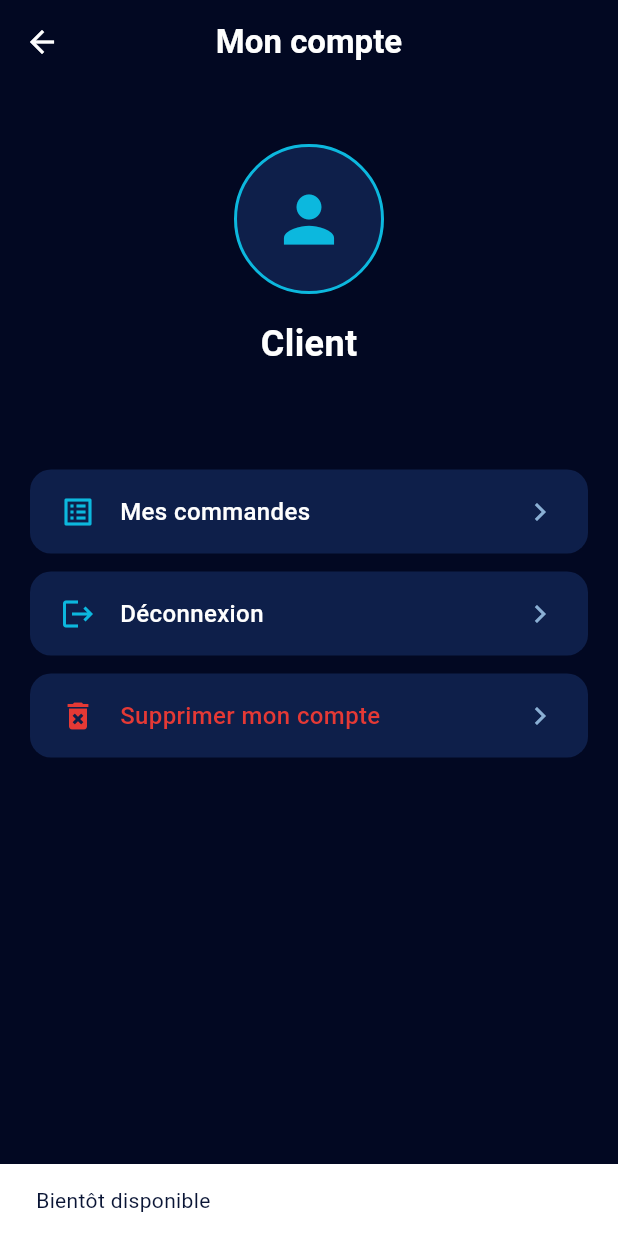
After one commit to FayeDaouda/dem-delivery-app, a Flutter app: the ClientProfileScreen screen opened by its route, after a tap on "Mes commandes", on a phone screen of 412 x 824 dp. The commit adds this screen. Run offline on Flutter 3.47's test engine with Material 3 defaults, Android fonts, the phone set to English and light mode, and no system bars; our stand-ins replace dio, flutter_map, go_router, latlong2, pin_code_fields, shared_preferences; accounts and stored records are empty; network calls fail; project files that could hold a hidden picture were left out.

Commit message:
feat: Ajout de profil Client

```diff
--- a/lib/core/router/app_router.dart
+++ b/lib/core/router/app_router.dart
@@ -6,6 +6,7 @@ import '../../features/auth/driver_onboarding_screen.dart';
 import '../../features/home_client/home_client_screen.dart';
 import '../../features/home_driver/home_driver_screen.dart';
 import '../../features/home_driver_thiak/home_driver_thiak_screen.dart';
+import '../../features/client_profile/client_profile_screen.dart';
 import '../../features/splash/splash_screen.dart';
 
 final appRouter = GoRouter(
@@ -45,6 +46,10 @@ final appRouter = GoRouter(
       path: '/client/home',
       builder: (context, state) => const HomeClientScreen(),
     ),
+    GoRoute(
+      path: '/client/profile',
+      builder: (context, state) => const ClientProfileScreen(),
+    ),
 
     // ── Driver Livraison (moto) ──
     GoRoute(
--- /dev/null
+++ b/lib/features/client_profile/client_profile_screen.dart
@@ -0,0 +1,197 @@
+import 'package:flutter/material.dart';
+import 'package:go_router/go_router.dart';
+import '../../core/storage/auth_storage.dart';
+import '../../core/theme/app_theme.dart';
+import '../../core/api/api_client.dart';
+
+class ClientProfileScreen extends StatefulWidget {
+  const ClientProfileScreen({super.key});
+
+  @override
+  State<ClientProfileScreen> createState() => _ClientProfileScreenState();
+}
+
+class _ClientProfileScreenState extends State<ClientProfileScreen> {
+  Map<String, dynamic>? _user;
+  bool _isLoading = false;
+
+  @override
+  void initState() {
+    super.initState();
+    _loadUser();
+    _fetchProfile();
+  }
+
+  Future<void> _loadUser() async {
+    final user = await AuthStorage.getUser();
+    if (mounted) setState(() => _user = user);
+  }
+
+  Future<void> _fetchProfile() async {
+    try {
+      final response = await ApiClient.dio.get('/users/me');
+      if (response.statusCode == 200) {
+        final userData = response.data['data'] ?? response.data;
+        await AuthStorage.saveUser(userData);
+        if (mounted) setState(() => _user = userData);
+      }
+    } catch (e) {
+      // Ignorer l'erreur pour l'instant si l'utilisateur peut toujours se déconnecter
+    }
+  }
+
+  Future<void> _handleLogout() async {
+    await AuthStorage.clear();
+    if (mounted) context.go('/phone');
+  }
+
+  Future<void> _handleDeleteAccount() async {
+    final confirm = await showDialog<bool>(
+      context: context,
+      builder: (context) => AlertDialog(
+        backgroundColor: AppColors.surface,
+        title: const Text('Supprimer mon compte ?', style: TextStyle(color: AppColors.textPrimary)),
+        content: const Text(
+          'Cette action est irréversible. Toutes vos données seront effacées.',
+          style: TextStyle(color: AppColors.textSecondary),
+        ),
+        actions: [
+          TextButton(
+            onPressed: () => Navigator.pop(context, false),
+            child: const Text('Annuler', style: TextStyle(color: AppColors.primary)),
+          ),
+          TextButton(
+             onPressed: () => Navigator.pop(context, true),
+             child: const Text('Supprimer', style: TextStyle(color: AppColors.error)),
+          ),
+        ],
+      ),
+    );
+
+    if (confirm != true) return;
+
+    if (mounted) setState(() => _isLoading = true);
+
+    try {
+      await ApiClient.dio.delete('/users/me');
+    } catch (e) {
+      // Si on échoue à appeler l'API, on avertit l'utilisateur, mais on peut quand même le déconnecter
+      if (mounted) {
+        ScaffoldMessenger.of(context).showSnackBar(
+          SnackBar(content: Text('Erreur: $e', style: const TextStyle(color: Colors.white))),
+        );
+      }
+    } finally {
+      await AuthStorage.clear();
+      if (mounted) context.go('/phone');
+    }
+  }
+
+  @override
+  Widget build(BuildContext context) {
+    return Scaffold(
+      appBar: AppBar(
+        title: const Text('Mon compte', style: TextStyle(fontWeight: FontWeight.w600)),
+        leading: IconButton(
+          icon: const Icon(Icons.arrow_back),
+          onPressed: () => context.go('/client/home'),
+        ),
+      ),
+      body: _isLoading
+          ? const Center(child: CircularProgressIndicator(color: AppColors.primary))
+          : SingleChildScrollView(
+              padding: const EdgeInsets.all(20),
+              child: Column(
+                crossAxisAlignment: CrossAxisAlignment.center,
+                children: [
+                  const SizedBox(height: 20),
+                  // Profil Info
+                  Container(
+                    width: 100,
+                    height: 100,
+                    decoration: BoxDecoration(
+                      color: AppColors.card,
+                      shape: BoxShape.circle,
+                      border: Border.all(color: AppColors.primary, width: 2),
+                    ),
+                    child: const Icon(Icons.person, size: 50, color: AppColors.primary),
+                  ),
+                  const SizedBox(height: 16),
+                  Text(
+                    _user?['name'] ?? _user?['firstName'] ?? 'Client',
+                    style: const TextStyle(
+                      color: AppColors.textPrimary,
+                      fontSize: 24,
+                      fontWeight: FontWeight.bold,
+                    ),
+                  ),
+                  const SizedBox(height: 4),
+                  Text(
+                    _user?['phone'] ?? '',
+                    style: const TextStyle(color: AppColors.textSecondary, fontSize: 16),
+                  ),
+                  const SizedBox(height: 40),
+
+                  // Menu
+                  _buildMenuItem(
+                    icon: Icons.list_alt,
+                    title: 'Mes commandes',
+                    onTap: () {
+                      // context.push('/orders/my');
+                      ScaffoldMessenger.of(context).showSnackBar(
+                        const SnackBar(content: Text('Bientôt disponible')),
+                      );
+                    },
+                  ),
+                  const SizedBox(height: 12),
+                  _buildMenuItem(
+                    icon: Icons.logout,
+                    title: 'Déconnexion',
+                    onTap: _handleLogout,
+                  ),
+                  const SizedBox(height: 12),
+                  _buildMenuItem(
+                    icon: Icons.delete_forever,
+                    title: 'Supprimer mon compte',
+                    titleColor: AppColors.error,
+                    iconColor: AppColors.error,
+                    onTap: _handleDeleteAccount,
+                  ),
+                ],
+              ),
+            ),
+    );
+  }
+
+  Widget _buildMenuItem({
+    required IconData icon,
+    required String title,
+    required VoidCallback onTap,
+    Color titleColor = AppColors.textPrimary,
+    Color iconColor = AppColors.primary,
+  }) {
+    return GestureDetector(
+      onTap: onTap,
+      child: Container(
+        padding: const EdgeInsets.symmetric(horizontal: 20, vertical: 16),
+        decoration: BoxDecoration(
+          color: AppColors.card,
+          borderRadius: BorderRadius.circular(14),
+        ),
+        child: Row(
+          children: [
+            Icon(icon, color: iconColor),
+            const SizedBox(width: 16),
+            Expanded(
+              child: Text(
+                title,
+                style: TextStyle(color: titleColor, fontSize: 16, fontWeight: FontWeight.w500),
+              ),
+            ),
+            const Icon(Icons.chevron_right, color: AppColors.textSecondary),
+          ],
+        ),
+      ),
+    );
+  }
+}
--- a/lib/features/home_client/home_client_screen.dart
+++ b/lib/features/home_client/home_client_screen.dart
@@ -4,6 +4,7 @@ import 'package:go_router/go_router.dart';
 import 'package:latlong2/latlong.dart';
 import '../../core/storage/auth_storage.dart';
 import '../../core/theme/app_theme.dart';
+
 
 // Centre par défaut : Dakar
 const _dakar = LatLng(14.6937, -17.4441);
@@ -70,9 +71,8 @@ class _HomeClientScreenState extends State<HomeClientScreen> {
                   ),
                   const Spacer(),
                   GestureDetector(
-                    onTap: () async {
-                      await AuthStorage.clear();
-                      if (mounted) context.go('/phone');
+                    onTap: () {
+                      context.go('/client/profile');
                     },
                     child: Container(
                       padding: const EdgeInsets.all(10),
@@ -80,7 +80,7 @@ class _HomeClientScreenState extends State<HomeClientScreen> {
                         color: AppColors.surface.withOpacity(0.95),
                         shape: BoxShape.circle,
                       ),
-                      child: const Icon(Icons.logout, color: AppColors.textSecondary, size: 20),
+                      child: const Icon(Icons.person, color: AppColors.primary, size: 20),
                     ),
                   ),
                 ],
```
